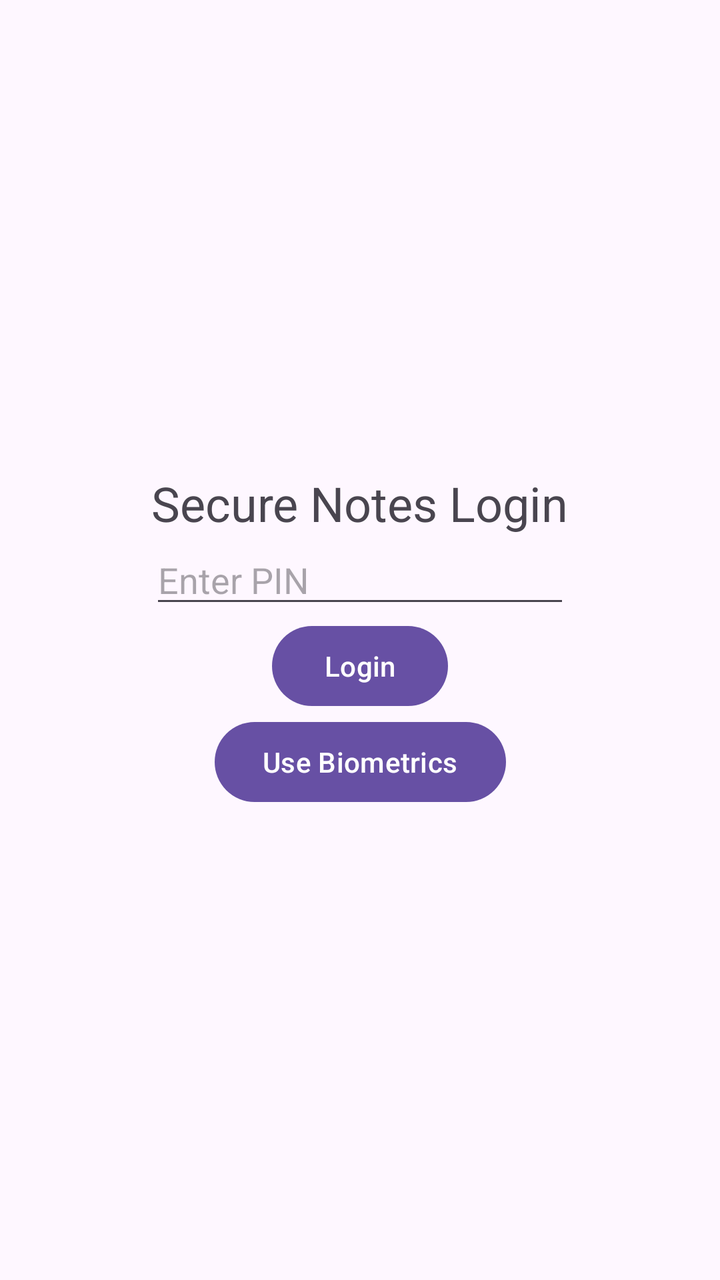
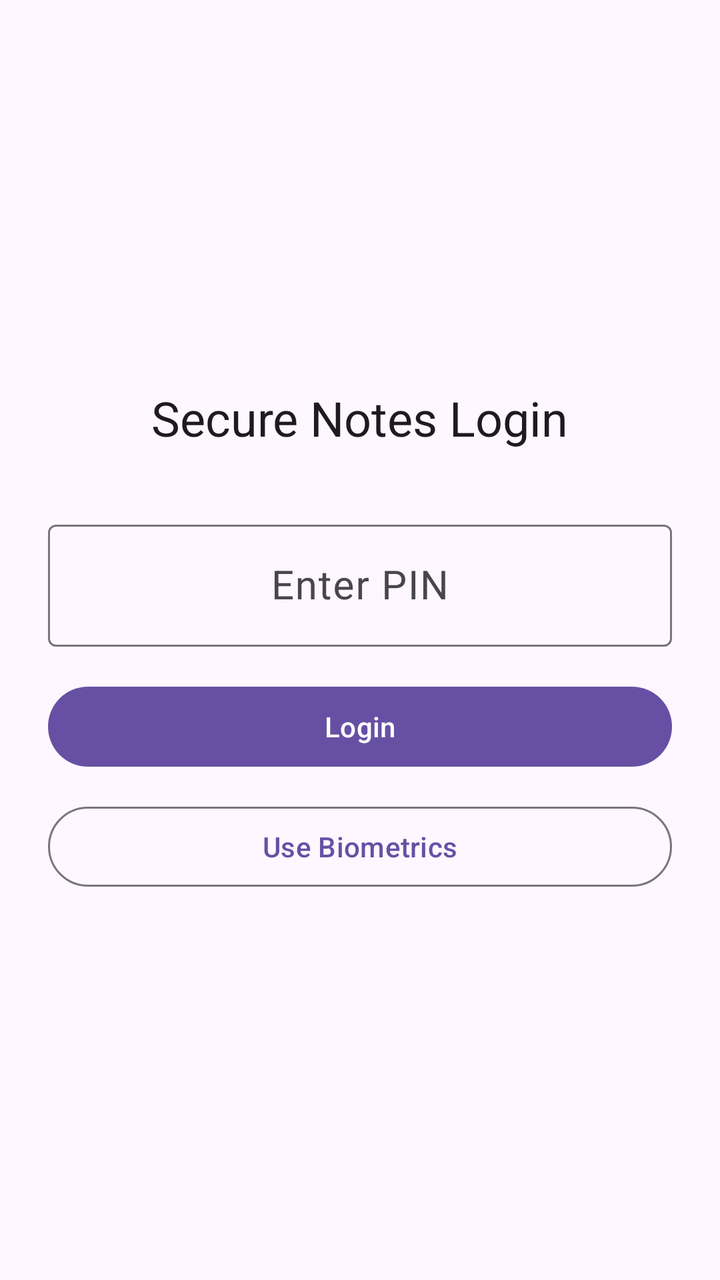

Two renders of the same Android screen: before a commit and after it. Below are the layout's source before the change and the commit's diff.
<!-- AndroidManifest.xml: application theme Theme.SecureNotes -->
<!-- res/layout/activity_login.xml -->
<?xml version="1.0" encoding="utf-8"?>
<androidx.constraintlayout.widget.ConstraintLayout xmlns:android="http://schemas.android.com/apk/res/android"
    xmlns:app="http://schemas.android.com/apk/res-auto"
    xmlns:tools="http://schemas.android.com/tools"
    android:layout_width="match_parent"
    android:layout_height="match_parent"
    tools:context=".ui.login.LoginActivity">

    <TextView
        android:id="@+id/textView"
        android:layout_width="wrap_content"
        android:layout_height="wrap_content"
        android:text="@string/login_title"
        android:textSize="24sp"
        app:layout_constraintBottom_toTopOf="@+id/pinInput"
        app:layout_constraintEnd_toEndOf="parent"
        app:layout_constraintStart_toStartOf="parent"
        app:layout_constraintTop_toTopOf="parent"
        app:layout_constraintVertical_chainStyle="packed" />

    <EditText
        android:id="@+id/pinInput"
        android:layout_width="wrap_content"
        android:layout_height="wrap_content"
        android:ems="10"
        android:hint="@string/hint_pin"
        android:inputType="numberPassword"
        app:layout_constraintBottom_toTopOf="@+id/loginButton"
        app:layout_constraintEnd_toEndOf="parent"
        app:layout_constraintStart_toStartOf="parent"
        app:layout_constraintTop_toBottomOf="@+id/textView" />

    <Button
        android:id="@+id/loginButton"
        android:layout_width="wrap_content"
        android:layout_height="wrap_content"
        android:text="@string/btn_login"
        app:layout_constraintBottom_toTopOf="@+id/biometricButton"
        app:layout_constraintEnd_toEndOf="parent"
        app:layout_constraintStart_toStartOf="parent"
        app:layout_constraintTop_toBottomOf="@+id/pinInput" />

    <Button
        android:id="@+id/biometricButton"
        android:layout_width="wrap_content"
        android:layout_height="wrap_content"
        android:text="@string/btn_use_biometrics"
        app:layout_constraintBottom_toBottomOf="parent"
        app:layout_constraintEnd_toEndOf="parent"
        app:layout_constraintStart_toStartOf="parent"
        app:layout_constraintTop_toBottomOf="@+id/loginButton" />

</androidx.constraintlayout.widget.ConstraintLayout>
<!-- resources referenced by this layout -->
<resources>
  <string name="btn_login" translatable="false">Login</string>
  <string name="btn_use_biometrics">Use Biometrics</string>
  <string name="hint_pin">Enter PIN</string>
  <string name="login_title" translatable="false">Secure Notes Login</string>
  <style name="Theme.SecureNotes" parent="Base.Theme.SecureNotes" />
  <style name="Base.Theme.SecureNotes" parent="Theme.Material3.DayNight.NoActionBar">
          
          
      </style>
</resources>

<!-- the commit's change to res/layout/activity_login.xml (unified diff, before → after) -->
@@ -4,6 +4,7 @@
     xmlns:tools="http://schemas.android.com/tools"
     android:layout_width="match_parent"
     android:layout_height="match_parent"
+    android:padding="24dp"
     tools:context=".ui.login.LoginActivity">
 
     <TextView
@@ -11,43 +12,70 @@
         android:layout_width="wrap_content"
         android:layout_height="wrap_content"
         android:text="@string/login_title"
-        android:textSize="24sp"
-        app:layout_constraintBottom_toTopOf="@+id/pinInput"
+        android:textAppearance="?attr/textAppearanceHeadlineSmall"
+        app:layout_constraintBottom_toTopOf="@id/pinInputLayout"
         app:layout_constraintEnd_toEndOf="parent"
         app:layout_constraintStart_toStartOf="parent"
         app:layout_constraintTop_toTopOf="parent"
         app:layout_constraintVertical_chainStyle="packed" />
 
-    <EditText
-        android:id="@+id/pinInput"
+    <com.google.android.material.textfield.TextInputLayout
+        android:id="@+id/pinInputLayout"
+        style="@style/Widget.Material3.TextInputLayout.OutlinedBox"
+        android:layout_width="0dp"
+        android:layout_height="wrap_content"
+        android:layout_marginTop="32dp"
+        android:hint="@string/hint_pin"
+        app:layout_constraintBottom_toTopOf="@id/loginButton"
+        app:layout_constraintEnd_toEndOf="parent"
+        app:layout_constraintStart_toStartOf="parent"
+        app:layout_constraintTop_toBottomOf="@id/textView">
+
+        <com.google.android.material.textfield.TextInputEditText
+            android:id="@+id/pinInput"
+            android:layout_width="match_parent"
+            android:layout_height="wrap_content"
+            android:gravity="center"
+            android:inputType="numberPassword"
+            android:maxLength="6"
+            android:textSize="20sp" />
+
+    </com.google.android.material.textfield.TextInputLayout>
+
+    <com.google.android.material.button.MaterialButton
+        android:id="@+id/loginButton"
+        android:layout_width="0dp"
+        android:layout_height="wrap_content"
+        android:layout_marginTop="16dp"
+        android:text="@string/btn_login"
+        app:layout_constraintBottom_toTopOf="@id/biometricButton"
+        app:layout_constraintEnd_toEndOf="parent"
+        app:layout_constraintStart_toStartOf="parent"
+        app:layout_constraintTop_toBottomOf="@id/pinInputLayout" />
+
+    <com.google.android.material.button.MaterialButton
+        android:id="@+id/biometricButton"
+        style="@style/Widget.Material3.Button.OutlinedButton"
+        android:layout_width="0dp"
+        android:layout_height="wrap_content"
+        android:layout_marginTop="12dp"
+        android:text="@string/btn_use_biometrics"
+        app:layout_constraintBottom_toTopOf="@id/enrollBiometricHint"
+        app:layout_constraintEnd_toEndOf="parent"
+        app:layout_constraintStart_toStartOf="parent"
+        app:layout_constraintTop_toBottomOf="@id/loginButton" />
+
+    <TextView
+        android:id="@+id/enrollBiometricHint"
         android:layout_width="wrap_content"
         android:layout_height="wrap_content"
-        android:ems="10"
-        android:hint="@string/hint_pin"
-        android:inputType="numberPassword"
-        app:layout_constraintBottom_toTopOf="@+id/loginButton"
-        app:layout_constraintEnd_toEndOf="parent"
-        app:layout_constraintStart_toStartOf="parent"
-        app:layout_constraintTop_toBottomOf="@+id/textView" />
-
-    <Button
-        android:id="@+id/loginButton"
-        android:layout_width="wrap_content"
-        android:layout_height="wrap_content"
-        android:text="@string/btn_login"
-        app:layout_constraintBottom_toTopOf="@+id/biometricButton"
-        app:layout_constraintEnd_toEndOf="parent"
-        app:layout_constraintStart_toStartOf="parent"
-        app:layout_constraintTop_toBottomOf="@+id/pinInput" />
-
-    <Button
-        android:id="@+id/biometricButton"
-        android:layout_width="wrap_content"
-        android:layout_height="wrap_content"
-        android:text="@string/btn_use_biometrics"
+        android:layout_marginTop="12dp"
+        android:text="@string/hint_enroll_biometric"
+        android:textAppearance="?attr/textAppearanceBodySmall"
+        android:visibility="gone"
         app:layout_constraintBottom_toBottomOf="parent"
         app:layout_constraintEnd_toEndOf="parent"
         app:layout_constraintStart_toStartOf="parent"
-        app:layout_constraintTop_toBottomOf="@+id/loginButton" />
+        app:layout_constraintTop_toBottomOf="@id/biometricButton" />
 
 </androidx.constraintlayout.widget.ConstraintLayout>
<!-- resource entries referenced after the edit -->
@@ -2,6 +2,7 @@
 <resources>
   <string name="btn_login" translatable="false">Login</string>
   <string name="btn_use_biometrics">Use Biometrics</string>
+  <string name="hint_enroll_biometric">Create biometric identity</string>
   <string name="hint_pin">Enter PIN</string>
   <string name="login_title" translatable="false">Secure Notes Login</string>
   <style name="Theme.SecureNotes" parent="Base.Theme.SecureNotes" />
